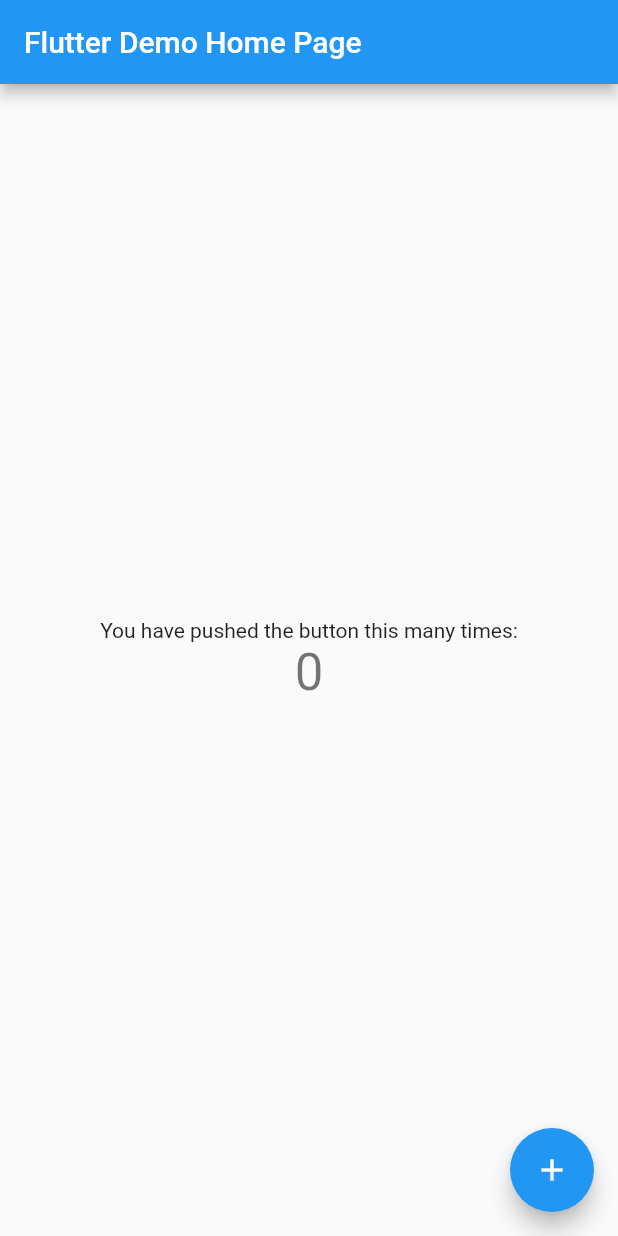
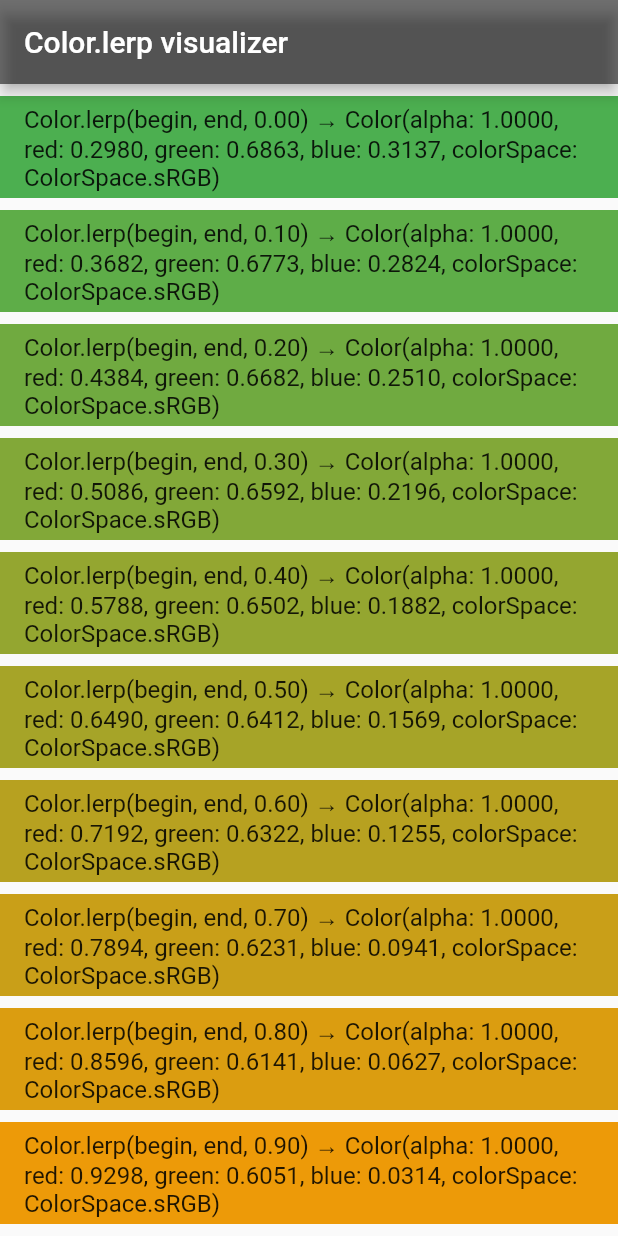
Before and after one commit to arthurdenner/color_lerp_visualizer, a Flutter app: the screen it shows after launch, on a phone screen of 412 x 824 dp. Run offline on Flutter 3.47's test engine with Material 2 defaults, Android fonts, the light colour scheme and no system bars.

Commit message:
feat: add list with colors from lerp example

```diff
--- a/lib/main.dart
+++ b/lib/main.dart
@@ -1,16 +1,35 @@
 import 'package:flutter/material.dart';
 
 void main() => runApp(MyApp());
+
+class EntryColor {
+  EntryColor({
+    @required this.key,
+    @required this.value,
+  });
+
+  final String key;
+  final Color value;
+}
 
 class MyApp extends StatelessWidget {
   @override
   Widget build(BuildContext context) {
     return MaterialApp(
-      title: 'Flutter Demo',
+      debugShowCheckedModeBanner: false,
+      title: 'Color.lerp visualizer',
       theme: ThemeData(
-        primarySwatch: Colors.blue,
+        appBarTheme: AppBarTheme(
+          color: Colors.black54,
+        ),
+        primarySwatch: Colors.grey,
+        primaryTextTheme: TextTheme(
+          headline6: TextStyle(
+            color: Colors.white,
+          ),
+        ),
       ),
-      home: MyHomePage(title: 'Flutter Demo Home Page'),
+      home: MyHomePage(title: 'Color.lerp visualizer'),
     );
   }
 }
@@ -25,11 +44,33 @@
 }
 
 class _MyHomePageState extends State<MyHomePage> {
-  int _counter = 0;
+  Color _begin = Colors.green;
+  Color _end = Colors.orange;
+  double _gap = .1;
+  List<EntryColor> _colors = [];
 
-  void _incrementCounter() {
+  @override
+  void initState() {
+    super.initState();
+    _computeColors();
+  }
+
+  void _computeColors() {
+    List<EntryColor> _newColors = [];
+
+    for (var i = 0.0; i <= 1; i += _gap) {
+      final _t = i.toStringAsFixed(2);
+
+      _newColors.add(
+        EntryColor(
+          key: 'Color.lerp(begin, end, $_t)',
+          value: Color.lerp(_begin, _end, double.parse(_t)),
+        ),
+      );
+    }
+
     setState(() {
-      _counter++;
+      _colors = _newColors;
     });
   }
 
@@ -40,23 +81,21 @@
         title: Text(widget.title),
       ),
       body: Center(
-        child: Column(
-          mainAxisAlignment: MainAxisAlignment.center,
-          children: <Widget>[
-            Text(
-              'You have pushed the button this many times:',
-            ),
-            Text(
-              '$_counter',
-              style: Theme.of(context).textTheme.headline4,
-            ),
-          ],
+        child: ListView.separated(
+          padding: EdgeInsets.symmetric(vertical: 8),
+          itemCount: _colors.length,
+          separatorBuilder: (_, __) => SizedBox(height: 8),
+          itemBuilder: (_, index) {
+            final _color = _colors[index];
+
+            return Container(
+              color: _color.value,
+              child: ListTile(
+                title: Text('${_color.key} → ${_color.value}'),
+              ),
+            );
+          },
         ),
-      ),
-      floatingActionButton: FloatingActionButton(
-        onPressed: _incrementCounter,
-        tooltip: 'Increment',
-        child: Icon(Icons.add),
       ),
     );
   }
```
